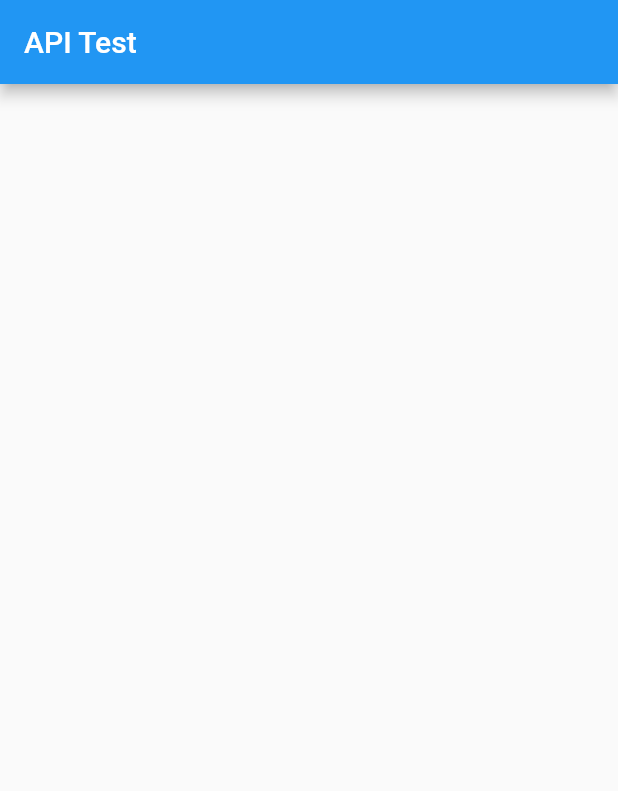
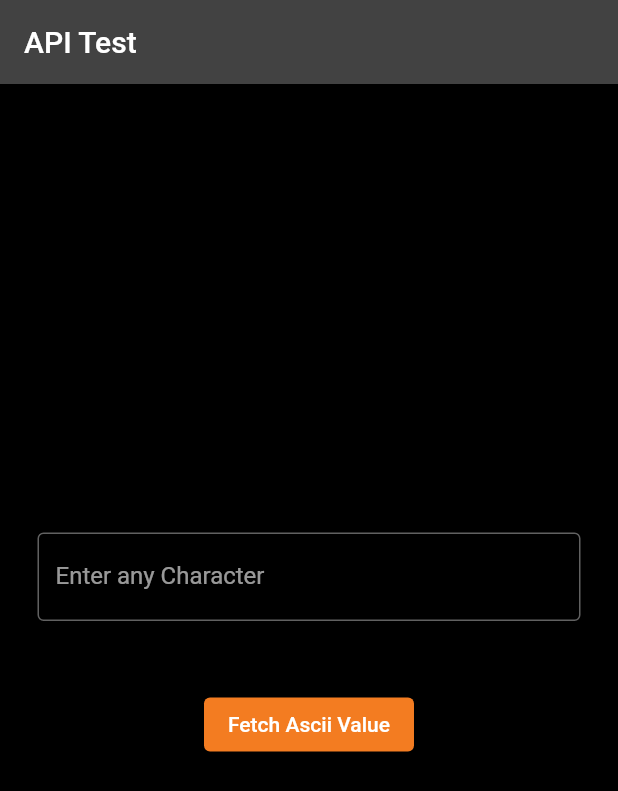
Before and after one commit to SrijanSamridh/Full-Stack-Flutter-Application, a Flutter app: the screen it shows after launch, on a phone screen of 412 x 824 dp. Shown: the top 791 px of the screen. Run offline on Flutter 3.47's test engine with Material 2 defaults, Android fonts, the phone set to English and light mode, and no system bars.

Commit message:
internet access provided

```diff
--- /dev/null
+++ b/lib/Screens/components/function.dart
@@ -0,0 +1,9 @@
+import 'package:http/http.dart' as http;  // Import the http package';
+
+
+fetchData(String url) async {
+  http.Response response = await http.get(Uri.parse(url));
+  // ignore: avoid_print
+  print(response.body);
+  return response.body;
+}
--- a/lib/Screens/home/home_screen.dart
+++ b/lib/Screens/home/home_screen.dart
@@ -1,4 +1,7 @@
+import 'dart:convert';
+
 import 'package:flutter/material.dart';
+import 'package:helocheck/Screens/components/function.dart';
 
 class HomeScreen extends StatefulWidget {
   const HomeScreen({super.key});
@@ -8,6 +11,11 @@ class HomeScreen extends StatefulWidget {
 }
 
 class _HomeScreenState extends State<HomeScreen> {
+  String url = 'https://api.github.com/users';
+  // ignore: prefer_typing_uninitialized_variables
+  var data;
+  String output = '';
+  String ch = '';
   @override
   Widget build(BuildContext context) {
     return Scaffold(
@@ -17,7 +25,40 @@ class _HomeScreenState extends State<HomeScreen> {
       body: Center(
         child: Column(
           mainAxisAlignment: MainAxisAlignment.center,
-          children: const <Widget>[
+          children: <Widget>[
+            Padding(
+              padding: const EdgeInsets.all(25.0),
+              child: TextField(
+                onChanged: (value) {
+                  url = 'http://127.0.0.1:5000/api?query=$value';
+                  ch = value;
+                },
+                decoration: const InputDecoration(
+                  border: OutlineInputBorder(),
+                  labelText: 'Enter any Character',
+                ),
+              ),
+            ),
+            const SizedBox(height: 20),
+            ElevatedButton(
+              style: ButtonStyle(
+                backgroundColor: MaterialStateProperty.all<Color>(
+                    const Color.fromARGB(255, 243, 124, 33)),
+              ),
+              onPressed: () async {
+                data = await fetchData(url);
+                data = jsonDecode(data);
+                setState(() {
+                  output = data['output'];
+                });
+              },
+              child: const Text('Fetch Ascii Value'),
+            ),
+            const SizedBox(height: 20),
+            Text(
+              output == '' ? '' :"Ascii value of $ch : $output",
+              style: const TextStyle(fontSize: 20),
+            ),
           ],
         ),
       ),
--- a/lib/main.dart
+++ b/lib/main.dart
@@ -12,8 +12,8 @@ class MyApp extends StatelessWidget {
   Widget build(BuildContext context) {
     return MaterialApp(
       title: 'Flutter Demo',
-      theme: ThemeData(
-        primarySwatch: Colors.blue,
+      theme: ThemeData.dark().copyWith(
+        scaffoldBackgroundColor: const Color.fromARGB(255, 0, 0, 0),
       ),
       home: const HomeScreen(),
       debugShowCheckedModeBanner: false,
--- a/pubspec.yaml
+++ b/pubspec.yaml
@@ -35,6 +35,7 @@ dependencies:
   # The following adds the Cupertino Icons font to your application.
   # Use with the CupertinoIcons class for iOS style icons.
   cupertino_icons: ^1.0.2
+  http: ^0.13.5
 
 dev_dependencies:
   flutter_test:
```
Also changed, not shown: pubspec.lock, 1 other file.
